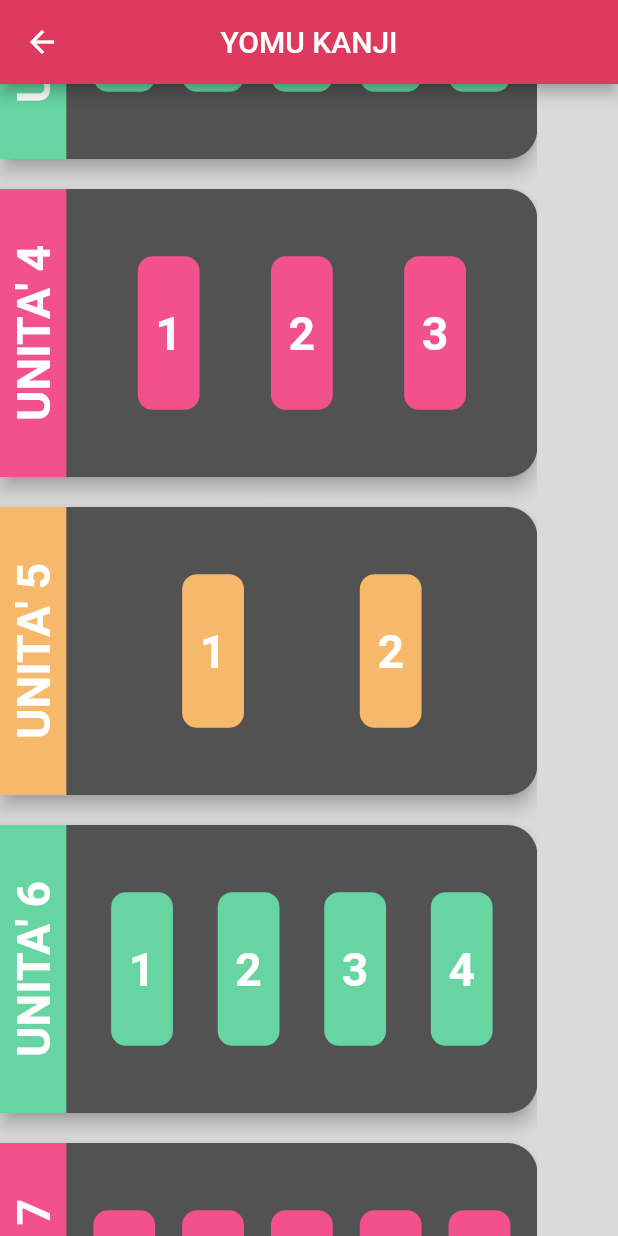
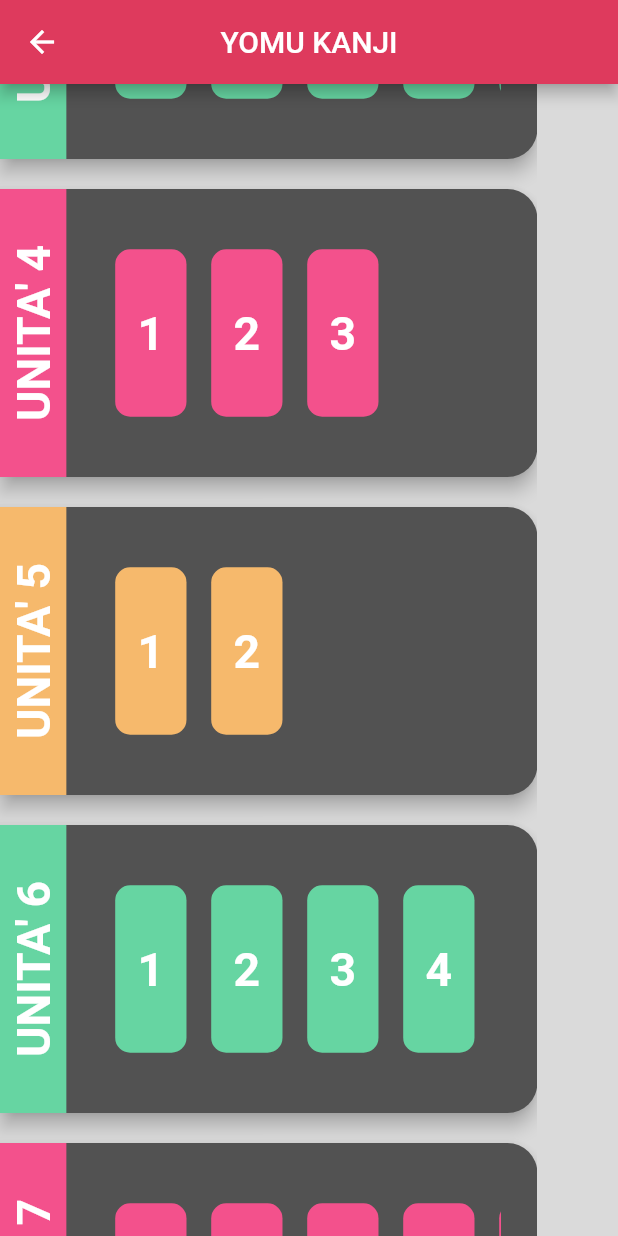
Before and after one commit to Claud-98/ManaBi, a Flutter app: the GameLevelMenu screen opened by its route, scrolled down 576 dp, on a phone screen of 412 x 824 dp. Run offline on Flutter 3.47's test engine with Material 2 defaults, Android fonts, the phone set to English and light mode, and no system bars; our stand-ins replace auto_size_text, sqflite; accounts and stored records are empty; statements that could not run were skipped.

Commit message:
Fifth commit - Modified MatchingGame and GameMenu
Modificato il gioco di abbinamento per gli yomuKanji ed il menu dei giochi.

```diff
--- a/lib/main.dart
+++ b/lib/main.dart
@@ -27,7 +27,7 @@ class MyApp extends StatelessWidget {
       initialRoute: '/',
       routes: {
         '/': (context) => HomeScreen(),
-        '/yomuMenu': (context) => GameLevelMenu(numberOfLevels: [3, 4, 5, 3, 2, 4, 5],
+        '/yomuMenu': (context) => GameLevelMenu(numberOfLevels: [7, 4, 5, 3, 2, 4, 5],
             units: 7, type: "yomu"),
         '/kakuMenu': (context) => GameLevelMenu(numberOfLevels: [3, 4, 4, 5, 2, 4, 5],
             units: 7, type: "kaku"),
--- a/lib/screens/matching_game.dart
+++ b/lib/screens/matching_game.dart
@@ -27,7 +27,7 @@ class _MatchingGameState extends State<MatchingGame> {
         future: kanjiFetched,
         builder: (context, snapshot){
           if(snapshot.hasData)
-              return YomuGame(data: snapshot.data);
+              return YomuGame(data: snapshot.data, translation: true, romaji: false);
           else if(snapshot.hasError)
             return Text('Error');
           else
--- a/lib/widgets/menu_card.dart
+++ b/lib/widgets/menu_card.dart
@@ -1,6 +1,6 @@
 import 'package:flutter/material.dart';
+import 'package:flutter/rendering.dart';
 import 'package:manabi/custom_colors.dart';
-import 'package:manabi/screens/matching_game.dart';
 import 'package:manabi/widgets/menu_card_button_widget.dart';
 import 'package:manabi/widgets/menu_card_level_text_label.dart';
 
@@ -25,46 +25,39 @@ class MenuCard extends StatefulWidget {
 
 class _MenuCardState extends State<MenuCard> {
 
-  List<Widget> populateMenu(int numLevels, int unitNumber, Color color,
-      MediaQueryData mediaQueryData, double screenH, double screenW, String type){
-    final unitHeightValue = MediaQuery.of(context).size.height * 0.01;
+  Widget populateCard(int numLevels, int unitNumber, Color color, String type,
+      double cardH, double cardW, double textSize, double padding){
     List<Widget> menu = [];
-    double padding;
-    double buttonW;
-    double buttonH;
-    double multiplier;
 
-
-    if(mediaQueryData.orientation == Orientation.landscape){
-      buttonW = screenW/10;
-      buttonH = screenH/2.5;
-      padding= screenW/50;
-      multiplier = 7.5;
-
-    }else {
-      buttonW = screenW/10;
-      buttonH = screenH/7.5;
-      padding= screenW/50;
-      multiplier = 3.75;
+    for(int i=1; i < numLevels + 1; i++){
+        menu.add(
+            Padding(
+              padding: EdgeInsets.all(padding),
+              child: MenuCardButtonWidget( color: color,
+                unitNumber: unitNumber, levelNumber: i , textSize: textSize,
+                type: type,),
+            )
+        );
     }
 
-    for(int i=0; i < numLevels + 1; i++){
-      if(i == 0){
-        menu.add(
-          MenuCardLevelTextLabel(color: color, padding: padding, textSize:
-            unitHeightValue * multiplier, unitNumber: unitNumber)
-        );
-      }else{
-        menu.add(
-            MenuCardButtonWidget(buttonW: buttonW, buttonH: buttonH, color: color,
-            unitNumber: unitNumber, levelNumber: i , textSize: unitHeightValue *
-              multiplier, type: "yomu",)
-        );
-      }
-      menu.add(Spacer());
-    }
-
-    return  menu;
+    return  Row(
+      children: [
+        MenuCardLevelTextLabel(color: color, padding: padding, textSize:
+        textSize, unitNumber: unitNumber),
+        Spacer(),
+        Container(
+          height: cardH/1.5,
+          width: cardW/1.35,
+          child: GridView.count(
+            childAspectRatio: 2,
+            scrollDirection: Axis.horizontal,
+            crossAxisCount: 1,
+            children: menu,
+          ),
+        ),
+        Spacer(),
+      ],
+    );
   }
 
 
@@ -79,16 +72,24 @@ class _MenuCardState extends State<MenuCard> {
     final int unitNumber = widget.unitNumber;
     final int indexColor = widget.indexColor;
     final String type = widget.type;
+    final unitHeightValue = MediaQuery.of(context).size.height * 0.01;
     double cardSizeH;
     double cardSizeW;
     Color color;
+    double padding;
+    double multiplier;
 
     if(mediaQueryData.orientation == Orientation.landscape){
       cardSizeW =screenWidth/1.2;
       cardSizeH = screenHeight/1.5;
+      padding= screenWidth/50;
+      multiplier = 7.5;
+
     }else {
       cardSizeW =screenWidth/1.15;
       cardSizeH = screenHeight/4;
+      padding= screenWidth/50;
+      multiplier = 3.75;
     }
     if(indexColor == 1)
       color = CustomColors().murasaki;
@@ -111,10 +112,10 @@ class _MenuCardState extends State<MenuCard> {
       child: Container(
           width: cardSizeW,
           height: cardSizeH,
-          child: Row(
-            children: populateMenu(numberOfLevels, unitNumber, color,
-                mediaQueryData, screenHeight, screenWidth, type),
-          )
+          child: populateCard(numberOfLevels, unitNumber, color,
+                  type, cardSizeH, cardSizeW, multiplier * unitHeightValue,
+          padding),
+
       ),
 
     );
--- a/lib/widgets/menu_card_button_widget.dart
+++ b/lib/widgets/menu_card_button_widget.dart
@@ -2,24 +2,19 @@ import 'package:flutter/material.dart';
 import 'package:manabi/screens/matching_game.dart';
 
 class MenuCardButtonWidget extends StatelessWidget {
-  final double buttonW;
-  final double buttonH;
   final Color color;
   final int unitNumber;
   final int levelNumber;
   final String type;
   final double textSize;
 
-  const MenuCardButtonWidget({Key key, this.buttonW, this.buttonH, this.color,
-    this.unitNumber, this.levelNumber, this.type, this.textSize}) : super(key: key);
-
+  const MenuCardButtonWidget({Key key, this.color, this.unitNumber,
+    this.levelNumber, this.type, this.textSize}) : super(key: key);
 
 
   @override
   Widget build(BuildContext context) {
     return Container(
-        width:buttonW,
-        height: buttonH,
         child: TextButton(
             onPressed: (){
               if (type == "yomu"){
--- a/pubspec.yaml
+++ b/pubspec.yaml
@@ -25,6 +25,7 @@ dependencies:
     sdk: flutter
   path_provider: ^2.0.0
   sqflite: ^2.0.0+2
+  auto_size_text: ^2.1.0
 #  animated_splash_screen: ^1.1.0
 
   # The following adds the Cupertino Icons font to your application.
```
Also changed, not shown: lib/screens/yomu_game.dart (+149 -82 lines), lib/widgets/draggable_text_widget.dart (+26 -7 lines), pubspec.lock.
